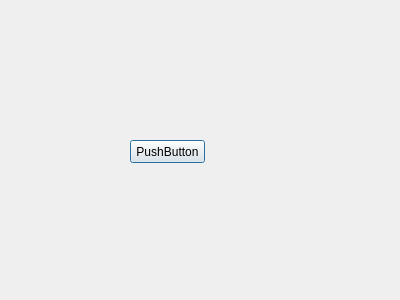
wenhao801/GraphEditorPlus, file mydialog1.ui: the form before one commit.
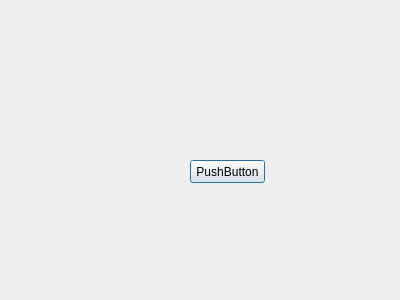
The form after the commit.

```diff
--- a/mydialog1.ui
+++ b/mydialog1.ui
@@ -16,8 +16,8 @@
   <widget class="QPushButton" name="pushButton">
    <property name="geometry">
     <rect>
-     <x>130</x>
-     <y>140</y>
+     <x>190</x>
+     <y>160</y>
      <width>75</width>
      <height>23</height>
     </rect>
```
